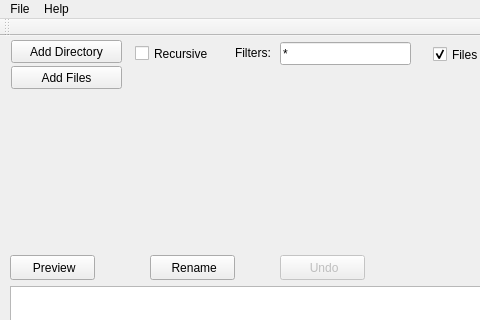
First picture: the form in src/mainwindow.ui, repository metamorphose/metamorphose3, before the edit; both pictures show x 0 to 480 and y 0 to 320 of the 792 by 521 pixel window.
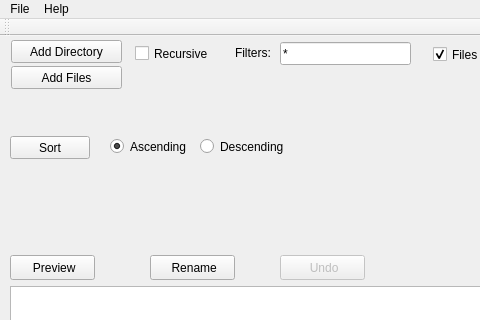
Second picture: the form after the edit. Icons and pictures are not drawn.

```diff
--- a/src/mainwindow.ui
+++ b/src/mainwindow.ui
@@ -236,6 +236,51 @@
      <string>Hidden</string>
     </property>
    </widget>
+   <widget class="QPushButton" name="sortButton">
+    <property name="geometry">
+     <rect>
+      <x>10</x>
+      <y>100</y>
+      <width>80</width>
+      <height>23</height>
+     </rect>
+    </property>
+    <property name="text">
+     <string>Sort</string>
+    </property>
+    <property name="checkable">
+     <bool>false</bool>
+    </property>
+   </widget>
+   <widget class="QRadioButton" name="sortAscending">
+    <property name="geometry">
+     <rect>
+      <x>110</x>
+      <y>100</y>
+      <width>91</width>
+      <height>21</height>
+     </rect>
+    </property>
+    <property name="text">
+     <string>Ascending</string>
+    </property>
+    <property name="checked">
+     <bool>true</bool>
+    </property>
+   </widget>
+   <widget class="QRadioButton" name="sortDescending">
+    <property name="geometry">
+     <rect>
+      <x>200</x>
+      <y>100</y>
+      <width>101</width>
+      <height>21</height>
+     </rect>
+    </property>
+    <property name="text">
+     <string>Descending</string>
+    </property>
+   </widget>
   </widget>
   <widget class="QMenuBar" name="menuBar">
    <property name="geometry">
```
Left out of the diff: 30 changed lines with no effect on the pictures.
